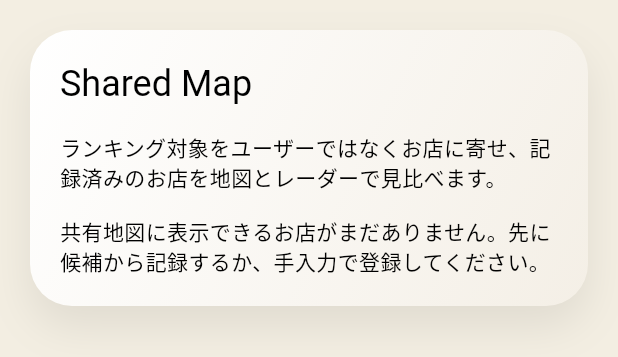
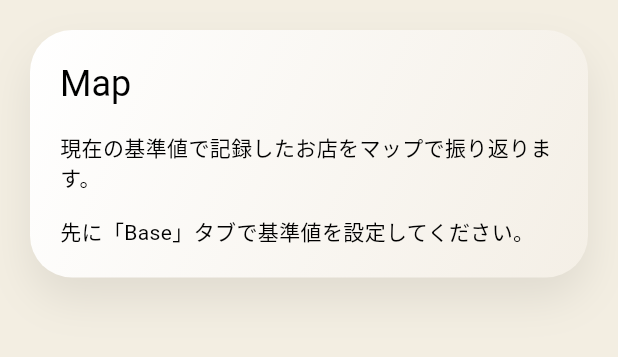
Before and after one commit to torifo/reachtrail-app, a Flutter app: the _MapTab widget shown alone on an empty page, opened directly with empty values, on a phone screen of 412 x 824 dp. Shown: the top 357 px of the screen. Run offline on Flutter 3.47's test engine with Material 3 defaults, Android fonts, the light colour scheme and no system bars; our stand-ins replace flutter_map, google_sign_in, latlong2, shared_preferences, shelf; missing offline and left inert: google_sign_in_web, jose, shelf_router; accounts and stored records are empty.

Commit message:
Add Map tab modes and My Map view / Mapタブに表示切替とマイマップを追加

```diff
--- a/lib/app.dart
+++ b/lib/app.dart
@@ -2924,11 +2924,15 @@ class _MapTab extends StatefulWidget {
 
 class _MapTabState extends State<_MapTab> {
   final _mapController = MapController();
+  _MapMode _mode = _MapMode.myMap;
   String? _selectedPlaceId;
 
   @override
   Widget build(BuildContext context) {
-    final entries = _buildSharedPlaceEntries(widget.controller);
+    final baseLocation = widget.controller.baseLocation;
+    final entries = baseLocation == null
+        ? const <_SharedPlaceEntry>[]
+        : _buildMapEntries(widget.controller, baseLocation.id);
     final selectedEntry = entries
         .where((entry) => entry.place.id == _selectedPlaceId)
         .firstOrNull;
@@ -2940,46 +2944,60 @@ class _MapTabState extends State<_MapTab> {
       padding: const EdgeInsets.all(20),
       children: [
         _SectionCard(
-          title: 'Shared Map',
-          subtitle: 'ランキング対象をユーザーではなくお店に寄せ、記録済みのお店を地図とレーダーで見比べます。',
-          child: entries.isEmpty
-              ? const Text('共有地図に表示できるお店がまだありません。先に候補から記録するか、手入力で登録してください。')
+          title: 'Map',
+          subtitle: _mode == _MapMode.myMap
+              ? '現在の基準値で記録したお店をマップで振り返ります。'
+              : '基準値から徒歩15分圏内に登録したユーザーのお店をまとめて表示します。',
+          child: baseLocation == null
+              ? const Text('先に「Base」タブで基準値を設定してください。')
               : Column(
                   crossAxisAlignment: CrossAxisAlignment.start,
                   spacing: 16,
                   children: [
-                    Wrap(
-                      spacing: 12,
-                      runSpacing: 12,
-                      children: [
-                        _MetricChip(
-                          icon: Icons.storefront,
-                          label: 'Places',
-                          value: '${entries.length}',
+                    _BaseLocationBanner(baseLocation: baseLocation),
+                    SegmentedButton<_MapMode>(
+                      segments: const [
+                        ButtonSegment(
+                          value: _MapMode.myMap,
+                          label: Text('マイマップ'),
+                          icon: Icon(Icons.map_outlined),
                         ),
-                        _MetricChip(
-                          icon: Icons.receipt_long,
-                          label: 'Records',
-                          value: '${widget.controller.records.length}',
-                        ),
-                        _MetricChip(
-                          icon: Icons.radar,
-                          label: 'View',
-                          value: 'Radar + Map',
+                        ButtonSegment(
+                          value: _MapMode.nearby,
+                          label: Text('近くの共有'),
+                          icon: Icon(Icons.groups_outlined),
                         ),
                       ],
+                      selected: {_mode},
+                      onSelectionChanged: (selection) {
+                        setState(() => _mode = selection.first);
+                      },
                     ),
-                    _SharedPlaceMapOverview(
-                      mapController: _mapController,
-                      baseLocation: widget.controller.baseLocation,
-                      entries: entries,
-                      selectedPlaceId: effectiveSelectedId,
-                      onSelectEntry: _selectEntry,
+                    IndexedStack(
+                      index: _mode.index,
+                      children: [
+                        _MyMapView(
+                          mapController: _mapController,
+                          baseLocation: baseLocation,
+                          entries: entries,
+                          selectedPlaceId: effectiveSelectedId,
+                          recordCount: widget.controller.records
+                              .where(
+                                (record) =>
+                                    record.baseLocationId == baseLocation.id,
+                              )
+                              .length,
+                          onSelectEntry: _selectEntry,
+                        ),
+                        const _NearbySharedView(),
+                      ],
                     ),
                   ],
                 ),
         ),
-        if (entries.isNotEmpty) ...[
+        if (baseLocation != null &&
+            _mode == _MapMode.myMap &&
+            entries.isNotEmpty) ...[
           const SizedBox(height: 16),
           _SectionCard(
             title: 'Place Ranking',
@@ -3007,6 +3025,104 @@ class _MapTabState extends State<_MapTab> {
       _selectedPlaceId = entry.place.id;
     });
     _mapController.move(latlong.LatLng(entry.place.lat, entry.place.lng), 16);
+  }
+}
+
+enum _MapMode { myMap, nearby }
+
+class _BaseLocationBanner extends StatelessWidget {
+  const _BaseLocationBanner({required this.baseLocation});
+
+  final BaseLocation baseLocation;
+
+  @override
+  Widget build(BuildContext context) {
+    return DecoratedBox(
+      decoration: BoxDecoration(
+        color: const Color(0xFFE6F6F3),
+        borderRadius: BorderRadius.circular(18),
+      ),
+      child: Padding(
+        padding: const EdgeInsets.all(14),
+        child: Row(
+          children: [
+            const Icon(Icons.place, color: Color(0xFF0F766E)),
+            const SizedBox(width: 10),
+            Expanded(
+              child: Text(
+                '基準値: ${baseLocation.name}',
+                style: Theme.of(context).textTheme.titleSmall,
+              ),
+            ),
+          ],
+        ),
+      ),
+    );
+  }
+}
+
+class _MyMapView extends StatelessWidget {
+  const _MyMapView({
+    required this.mapController,
+    required this.baseLocation,
+    required this.entries,
+    required this.selectedPlaceId,
+    required this.recordCount,
+    required this.onSelectEntry,
+  });
+
+  final MapController mapController;
+  final BaseLocation baseLocation;
+  final List<_SharedPlaceEntry> entries;
+  final String? selectedPlaceId;
+  final int recordCount;
+  final ValueChanged<_SharedPlaceEntry> onSelectEntry;
+
+  @override
+  Widget build(BuildContext context) {
+    if (entries.isEmpty) {
+      return const Text('この基準値でまだお店が記録されていません。「Register」タブから追加してください。');
+    }
+
+    return Column(
+      crossAxisAlignment: CrossAxisAlignment.start,
+      spacing: 16,
+      children: [
+        Wrap(
+          spacing: 12,
+          runSpacing: 12,
+          children: [
+            _MetricChip(
+              icon: Icons.storefront,
+              label: 'Places',
+              value: '${entries.length}',
+            ),
+            _MetricChip(
+              icon: Icons.receipt_long,
+              label: 'Records',
+              value: '$recordCount',
+            ),
+            _MetricChip(icon: Icons.radar, label: 'View', value: 'Radar + Map'),
+          ],
+        ),
+        _SharedPlaceMapOverview(
+          mapController: mapController,
+          baseLocation: baseLocation,
+          entries: entries,
+          selectedPlaceId: selectedPlaceId,
+          onSelectEntry: onSelectEntry,
+        ),
+      ],
+    );
+  }
+}
+
+class _NearbySharedView extends StatelessWidget {
+  const _NearbySharedView();
+
+  @override
+  Widget build(BuildContext context) {
+    return const Text('近くの共有は準備中です。同じエリアで働く人のお店情報を、基準値から15分圏内でまとめて表示します。');
   }
 }
 
@@ -3271,11 +3387,15 @@ class _SharedPlaceEntry {
   final DateTime? latestVisitedAt;
 }
 
-List<_SharedPlaceEntry> _buildSharedPlaceEntries(
+List<_SharedPlaceEntry> _buildMapEntries(
   ReachTrailController controller,
+  String baseLocationId,
 ) {
   final recordsByPlace = <String, List<LunchChallengeRecord>>{};
   for (final record in controller.records) {
+    if (record.baseLocationId != baseLocationId) {
+      continue;
+    }
     recordsByPlace.putIfAbsent(record.placeId, () => []).add(record);
   }
 
```
